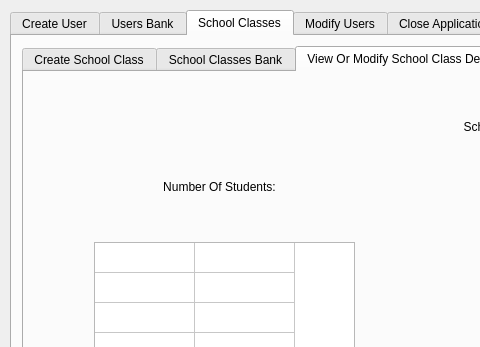
Old version of the form GUI/AdminGUIQtDesigner.ui in the repository applet199/OOPCourseWorkTwo; both pictures show x 0 to 480 and y 0 to 347 of the 1121 by 859 pixel window.
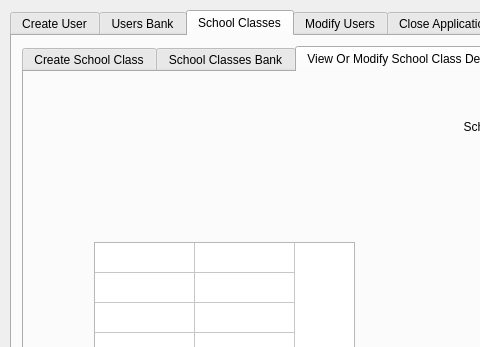
New version of the form. The open tabs and pages were chosen to show the change.

Patch:
```diff
--- a/GUI/AdminGUIQtDesigner.ui
+++ b/GUI/AdminGUIQtDesigner.ui
@@ -1198,31 +1198,6 @@
          <set>Qt::AlignCenter</set>
         </property>
        </widget>
-       <widget class="QLabel" name="label_70">
-        <property name="geometry">
-         <rect>
-          <x>70</x>
-          <y>90</y>
-          <width>251</width>
-          <height>50</height>
-         </rect>
-        </property>
-        <property name="minimumSize">
-         <size>
-          <width>200</width>
-          <height>50</height>
-         </size>
-        </property>
-        <property name="text">
-         <string>Number Of Students:</string>
-        </property>
-        <property name="alignment">
-         <set>Qt::AlignCenter</set>
-        </property>
-        <property name="wordWrap">
-         <bool>true</bool>
-        </property>
-       </widget>
        <widget class="QWidget" name="layoutWidget">
         <property name="geometry">
          <rect>
```
Left out of the diff: 57 changed lines with no effect on the pictures.
